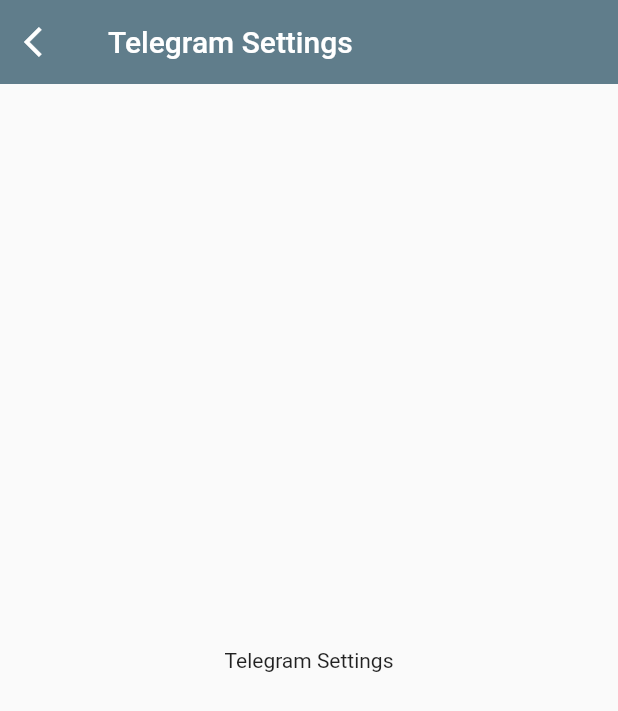
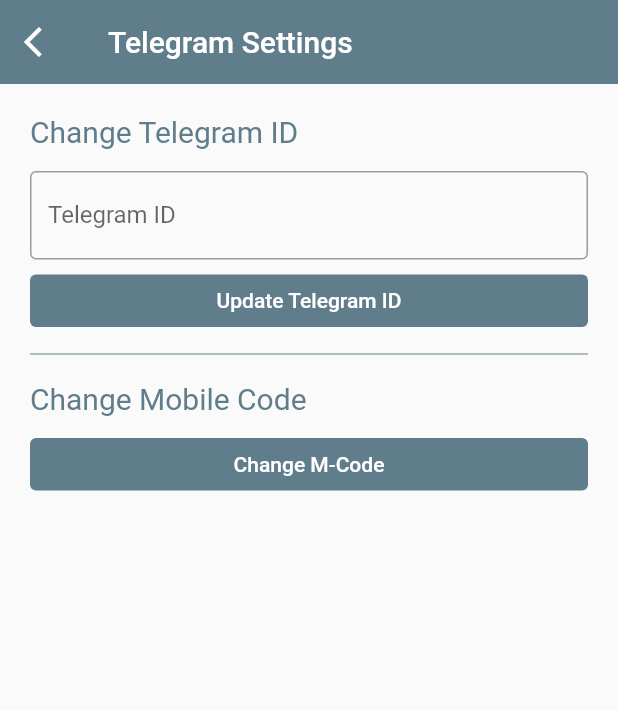
Before and after one commit to tfasoft/mobile-app, a Flutter app: the TelegramSettings screen opened directly, on a phone screen of 412 x 824 dp. Shown: the top 711 px of the screen. Run offline on Flutter 3.47's test engine with Material 2 defaults, Android fonts, the phone set to English and light mode, and no system bars; our stand-ins replace dio; missing offline and left inert: clipboard.

Commit message:
Done in Telegram layout

```diff
--- a/lib/app/screens/home/settings/telegram_settings.dart
+++ b/lib/app/screens/home/settings/telegram_settings.dart
@@ -1,4 +1,9 @@
 import 'package:flutter/material.dart';
+import 'package:provider/provider.dart';
+import 'package:tfasoft_mobile/app/services/state.dart';
+import 'package:tfasoft_mobile/app/widgets/button/tfa_button.dart';
+import 'package:tfasoft_mobile/app/widgets/field/tfa_field.dart';
+import 'package:tfasoft_mobile/app/widgets/title/page_subtitle.dart';
 
 class TelegramSettings extends StatefulWidget {
   const TelegramSettings({Key? key}) : super(key: key);
@@ -8,6 +13,38 @@ class TelegramSettings extends StatefulWidget {
 }
 
 class _TelegramSettingsState extends State<TelegramSettings> {
+  final TextEditingController _tid = TextEditingController();
+
+  Future<void> changeMCode(BuildContext context) async {
+    showDialog(
+      context: context,
+      builder: (context) {
+        return AlertDialog(
+          title: const Text("Sure to change MCode?"),
+          content: SingleChildScrollView(
+            child: ListBody(
+              children: const [
+                Text("Here you can generate a new m-code. It is no necessary but it is good to do.")
+              ],
+            ),
+          ),
+          actions: [
+            TFA_Button(
+              variant: "text",
+              text: "Close",
+              onClick: () => Navigator.pop(context),
+            ),
+            TFA_Button(
+              variant: "contained",
+              text: "Yes, generate",
+              onClick: () {},
+            )
+          ],
+        );
+      },
+    );
+  }
+
   @override
   Widget build(BuildContext context) {
     return Scaffold(
@@ -19,8 +56,37 @@ class _TelegramSettingsState extends State<TelegramSettings> {
         title: const Text("Telegram Settings"),
         elevation: 0,
       ),
-      body: const Center(
-        child: Text("Telegram Settings"),
+      body: Padding(
+        padding: const EdgeInsets.all(20),
+        child: Column(
+          mainAxisAlignment: MainAxisAlignment.start,
+          crossAxisAlignment: CrossAxisAlignment.stretch,
+          children: [
+            const PageSubTitle(title: 'Change Telegram ID'),
+            TFA_Field(
+              variant: "outlined",
+              password: false,
+              label: "Telegram ID",
+              hint: "Enter your new TID",
+              controller: _tid,
+            ),
+            const SizedBox(height: 10),
+            TFA_Button(
+              variant: "contained",
+              onClick: () {},
+              text: "Update Telegram ID",
+            ),
+            const SizedBox(height: 10),
+            const Divider(color: Colors.blueGrey),
+            const SizedBox(height: 10),
+            const PageSubTitle(title: 'Change Mobile Code'),
+            TFA_Button(
+              variant: "contained",
+              onClick: () => changeMCode(context),
+              text: "Change M-Code",
+            ),
+          ],
+        ),
       ),
     );
   }
```
